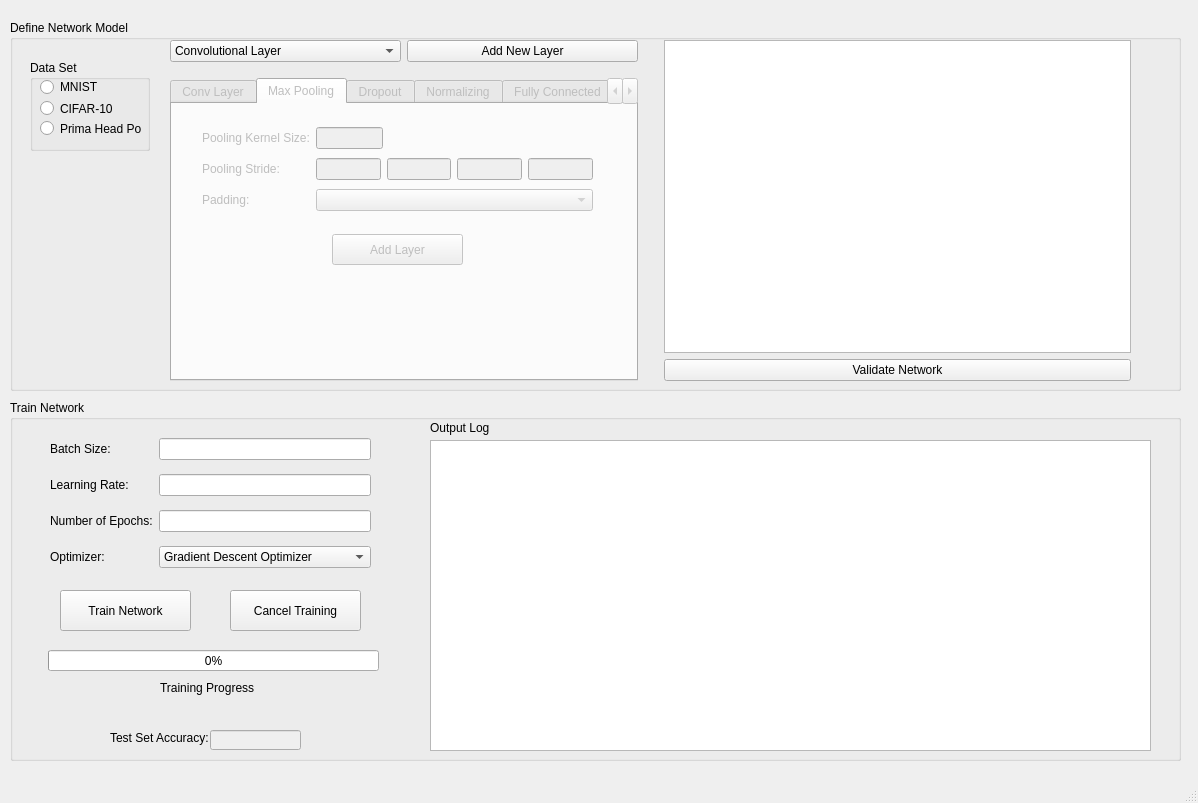
JoelGooch/Tensorflow-Final-Year-Project, file CNN_GUI.ui: the form before one commit.
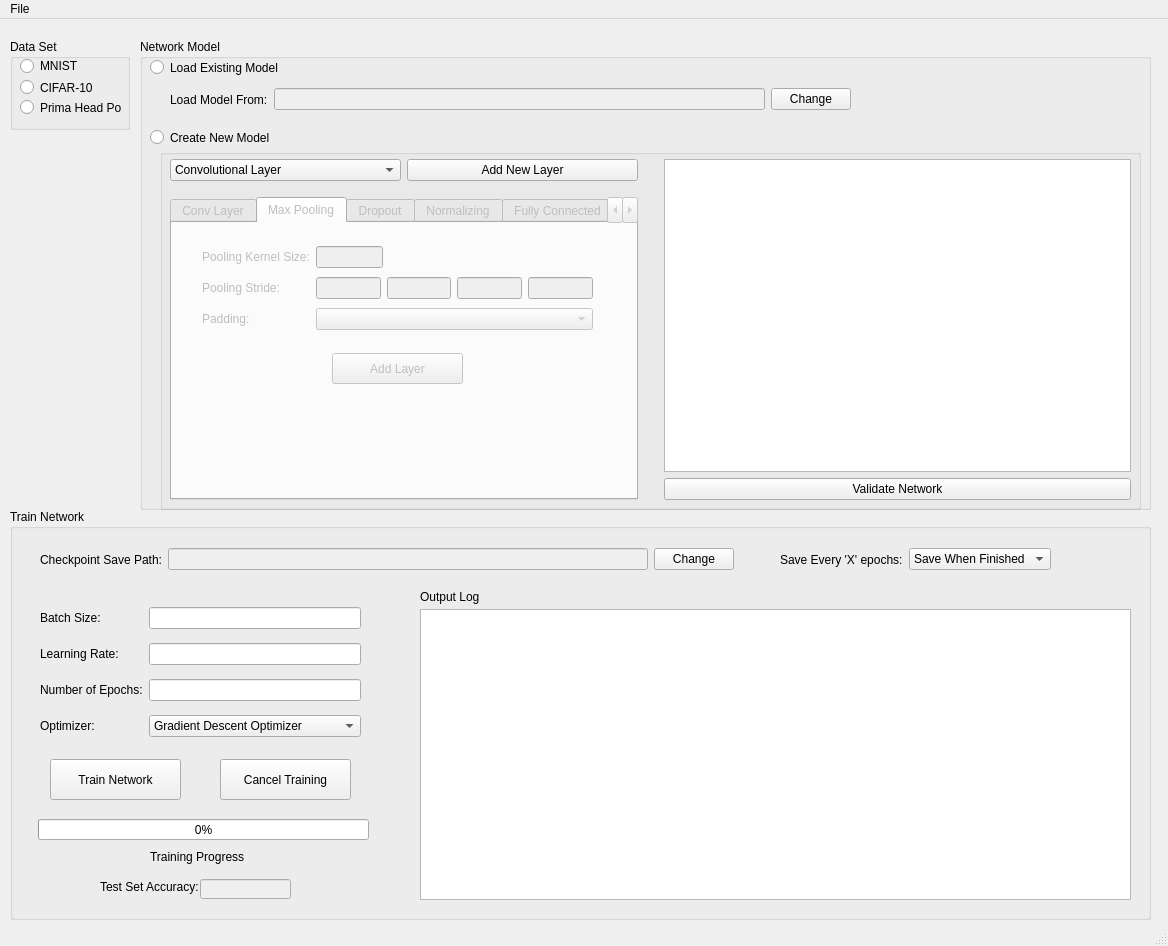
The form after the commit. The open tabs and pages were chosen to show the change.

```diff
--- a/CNN_GUI.ui
+++ b/CNN_GUI.ui
@@ -6,8 +6,8 @@
    <rect>
     <x>0</x>
     <y>0</y>
-    <width>1198</width>
-    <height>803</height>
+    <width>1168</width>
+    <height>946</height>
    </rect>
   </property>
   <property name="windowTitle">
@@ -21,9 +21,9 @@
     <property name="geometry">
      <rect>
       <x>10</x>
-      <y>400</y>
-      <width>1171</width>
-      <height>361</height>
+      <y>490</y>
+      <width>1141</width>
+      <height>411</height>
      </rect>
     </property>
     <property name="sizePolicy">
@@ -38,18 +38,18 @@
     <widget class="QTextEdit" name="txtOutputLog">
      <property name="geometry">
       <rect>
-       <x>420</x>
-       <y>40</y>
-       <width>721</width>
-       <height>311</height>
+       <x>410</x>
+       <y>100</y>
+       <width>711</width>
+       <height>291</height>
       </rect>
      </property>
     </widget>
-    <widget class="QPushButton" name="pushButton">
+    <widget class="QPushButton" name="btnCancelTraining">
      <property name="geometry">
       <rect>
-       <x>220</x>
-       <y>190</y>
+       <x>210</x>
+       <y>250</y>
        <width>131</width>
        <height>41</height>
       </rect>
@@ -61,8 +61,8 @@
     <widget class="QWidget" name="gridLayoutWidget">
      <property name="geometry">
       <rect>
-       <x>40</x>
-       <y>30</y>
+       <x>30</x>
+       <y>90</y>
        <width>321</width>
        <height>146</height>
       </rect>
@@ -132,8 +132,8 @@
      </property>
      <property name="geometry">
       <rect>
-       <x>200</x>
-       <y>330</y>
+       <x>190</x>
+       <y>370</y>
        <width>91</width>
        <height>20</height>
       </rect>
@@ -145,8 +145,8 @@
     <widget class="QProgressBar" name="prgTrainingProgress">
      <property name="geometry">
       <rect>
-       <x>38</x>
-       <y>250</y>
+       <x>28</x>
+       <y>310</y>
        <width>331</width>
        <height>21</height>
       </rect>
@@ -158,8 +158,8 @@
     <widget class="QLabel" name="lblTrainingProgress">
      <property name="geometry">
       <rect>
-       <x>150</x>
-       <y>280</y>
+       <x>140</x>
+       <y>340</y>
        <width>101</width>
        <height>16</height>
       </rect>
@@ -171,8 +171,8 @@
     <widget class="QLabel" name="lblTestAccuracy">
      <property name="geometry">
       <rect>
-       <x>100</x>
-       <y>330</y>
+       <x>90</x>
+       <y>370</y>
        <width>111</width>
        <height>16</height>
       </rect>
@@ -184,8 +184,8 @@
     <widget class="QPushButton" name="btnTrainNetwork">
      <property name="geometry">
       <rect>
-       <x>50</x>
-       <y>190</y>
+       <x>40</x>
+       <y>250</y>
        <width>131</width>
        <height>41</height>
       </rect>
@@ -194,11 +194,11 @@
       <string>Train Network</string>
      </property>
     </widget>
-    <widget class="QLabel" name="label">
+    <widget class="QLabel" name="lblOutputLog">
      <property name="geometry">
       <rect>
-       <x>420</x>
-       <y>20</y>
+       <x>410</x>
+       <y>80</y>
        <width>91</width>
        <height>16</height>
       </rect>
@@ -207,30 +207,226 @@
       <string>Output Log</string>
      </property>
     </widget>
-   </widget>
-   <widget class="QGroupBox" name="groupBox_3">
+    <widget class="QWidget" name="horizontalLayoutWidget_4">
     <property name="geometry">
      <rect>
-      <x>10</x>
-      <y>20</y>
-      <width>1171</width>
-      <height>371</height>
-     </rect>
-    </property>
+       <x>30</x>
+       <y>30</y>
+       <width>1011</width>
+       <height>41</height>
+      </rect>
+     </property>
+     <layout class="QHBoxLayout" name="horizontalLayout_20">
+      <item>
+       <layout class="QHBoxLayout" name="horizontalLayout_18">
+        <item>
+         <widget class="QLabel" name="lblSavePath">
+          <property name="text">
+           <string>Checkpoint Save Path:</string>
+          </property>
+         </widget>
+        </item>
+        <item>
+         <widget class="QLineEdit" name="txtSavePath">
+          <property name="enabled">
+           <bool>false</bool>
+          </property>
+          <property name="readOnly">
+           <bool>true</bool>
+          </property>
+         </widget>
+        </item>
+        <item>
+         <widget class="QPushButton" name="btnChangeSavePath">
+          <property name="text">
+           <string>Change</string>
+          </property>
+         </widget>
+        </item>
+       </layout>
+      </item>
+      <item>
+       <spacer name="horizontalSpacer_13">
+        <property name="orientation">
+         <enum>Qt::Horizontal</enum>
+        </property>
+        <property name="sizeType">
+         <enum>QSizePolicy::Fixed</enum>
+        </property>
+        <property name="sizeHint" stdset="0">
+         <size>
+          <width>40</width>
+          <height>20</height>
+         </size>
+        </property>
+       </spacer>
+      </item>
+      <item>
+       <layout class="QHBoxLayout" name="horizontalLayout_19">
+        <item>
+         <widget class="QLabel" name="lblSaveInterval">
+          <property name="text">
+           <string>Save Every 'X' epochs:</string>
+          </property>
+         </widget>
+        </item>
+        <item>
+         <widget class="QComboBox" name="cbxSaveInterval">
     <property name="sizePolicy">
-     <sizepolicy hsizetype="Expanding" vsizetype="Preferred">
+           <sizepolicy hsizetype="Minimum" vsizetype="Fixed">
       <horstretch>0</horstretch>
       <verstretch>0</verstretch>
      </sizepolicy>
     </property>
+          <property name="minimumSize">
+           <size>
+            <width>120</width>
+            <height>0</height>
+           </size>
+          </property>
+          <item>
+           <property name="text">
+            <string>Save When Finished</string>
+           </property>
+          </item>
+          <item>
+           <property name="text">
+            <string>100</string>
+           </property>
+          </item>
+          <item>
+           <property name="text">
+            <string>1000</string>
+           </property>
+          </item>
+          <item>
+           <property name="text">
+            <string>10000</string>
+           </property>
+          </item>
+          <item>
+           <property name="text">
+            <string>50000</string>
+           </property>
+          </item>
+          <item>
+           <property name="text">
+            <string>100000</string>
+           </property>
+          </item>
+         </widget>
+        </item>
+       </layout>
+      </item>
+     </layout>
+    </widget>
+    <zorder>txtOutputLog</zorder>
+    <zorder>btnCancelTraining</zorder>
+    <zorder>gridLayoutWidget</zorder>
+    <zorder>txtTestAccuracy</zorder>
+    <zorder>prgTrainingProgress</zorder>
+    <zorder>lblTrainingProgress</zorder>
+    <zorder>lblTestAccuracy</zorder>
+    <zorder>btnTrainNetwork</zorder>
+    <zorder>lblOutputLog</zorder>
+    <zorder>horizontalLayoutWidget_4</zorder>
+    <zorder>grpNetworkModel</zorder>
+   </widget>
+   <widget class="QGroupBox" name="grpNetworkModel">
+    <property name="geometry">
+     <rect>
+      <x>140</x>
+      <y>20</y>
+      <width>1011</width>
+      <height>471</height>
+     </rect>
+    </property>
     <property name="title">
-     <string>Define Network Model</string>
+     <string>Network Model</string>
+    </property>
+    <widget class="QRadioButton" name="radLoadModel">
+     <property name="geometry">
+      <rect>
+       <x>10</x>
+       <y>20</y>
+       <width>131</width>
+       <height>17</height>
+      </rect>
+     </property>
+     <property name="text">
+      <string>Load Existing Model</string>
+     </property>
+    </widget>
+    <widget class="QRadioButton" name="radCreateModel">
+     <property name="geometry">
+      <rect>
+       <x>10</x>
+       <y>90</y>
+       <width>121</width>
+       <height>17</height>
+      </rect>
+     </property>
+     <property name="text">
+      <string>Create New Model</string>
+     </property>
+    </widget>
+    <widget class="QWidget" name="horizontalLayoutWidget_5">
+     <property name="geometry">
+      <rect>
+       <x>30</x>
+       <y>40</y>
+       <width>681</width>
+       <height>41</height>
+      </rect>
+     </property>
+     <layout class="QHBoxLayout" name="horizontalLayout_21">
+      <item>
+       <layout class="QHBoxLayout" name="horizontalLayout_23">
+        <item>
+         <widget class="QLabel" name="lblLoadPath">
+          <property name="text">
+           <string>Load Model From:</string>
+          </property>
+         </widget>
+        </item>
+        <item>
+         <widget class="QLineEdit" name="txtLoadPath">
+          <property name="enabled">
+           <bool>false</bool>
+          </property>
+          <property name="readOnly">
+           <bool>true</bool>
+          </property>
+         </widget>
+        </item>
+        <item>
+         <widget class="QPushButton" name="btnChangeLoadPath">
+          <property name="text">
+           <string>Change</string>
+          </property>
+         </widget>
+        </item>
+       </layout>
+      </item>
+     </layout>
+    </widget>
+    <widget class="QGroupBox" name="grpCreateModel">
+     <property name="geometry">
+      <rect>
+       <x>20</x>
+       <y>110</y>
+       <width>981</width>
+       <height>361</height>
+      </rect>
+     </property>
+     <property name="title">
+      <string/>
     </property>
     <widget class="QWidget" name="horizontalLayoutWidget_2">
      <property name="geometry">
       <rect>
-       <x>160</x>
-       <y>20</y>
+        <x>10</x>
+        <y>10</y>
        <width>961</width>
        <height>341</height>
       </rect>
@@ -307,7 +503,7 @@
              <bool>false</bool>
             </property>
             <property name="currentIndex">
-             <number>0</number>
+              <number>1</number>
             </property>
             <widget class="QWidget" name="tabConvLayer">
              <attribute name="title">
@@ -1034,12 +1230,12 @@
         <item>
          <layout class="QHBoxLayout" name="horizontalLayout_8">
           <item>
-           <widget class="QTableView" name="tableView"/>
+            <widget class="QTableView" name="tblNetworkModel"/>
           </item>
          </layout>
         </item>
         <item>
-         <widget class="QPushButton" name="pushButton_5">
+          <widget class="QPushButton" name="btnValidateNetwork">
           <property name="text">
            <string>Validate Network</string>
           </property>
@@ -1052,11 +1248,15 @@
       </item>
      </layout>
     </widget>
-    <widget class="QGroupBox" name="groupBox">
+     <zorder>grpNetworkModel</zorder>
+     <zorder>horizontalLayoutWidget_2</zorder>
+    </widget>
+   </widget>
+   <widget class="QGroupBox" name="grpDataSet">
      <property name="geometry">
       <rect>
-       <x>20</x>
-       <y>40</y>
+      <x>10</x>
+      <y>20</y>
        <width>120</width>
        <height>91</height>
       </rect>
@@ -1105,18 +1305,48 @@
      </widget>
     </widget>
    </widget>
-  </widget>
   <widget class="QMenuBar" name="menubar">
    <property name="geometry">
     <rect>
      <x>0</x>
      <y>0</y>
-     <width>1198</width>
+     <width>1168</width>
      <height>21</height>
     </rect>
    </property>
+   <widget class="QMenu" name="menuFile">
+    <property name="title">
+     <string>File</string>
+    </property>
+    <addaction name="actionNEW"/>
+    <addaction name="actionLoad"/>
+    <addaction name="actionSave"/>
+    <addaction name="separator"/>
+    <addaction name="actionExit"/>
+   </widget>
+   <addaction name="menuFile"/>
   </widget>
   <widget class="QStatusBar" name="statusbar"/>
+  <action name="actionNEW">
+   <property name="text">
+    <string>New</string>
+   </property>
+  </action>
+  <action name="actionLoad">
+   <property name="text">
+    <string>Load</string>
+   </property>
+  </action>
+  <action name="actionSave">
+   <property name="text">
+    <string>Save</string>
+   </property>
+  </action>
+  <action name="actionExit">
+   <property name="text">
+    <string>Exit</string>
+   </property>
+  </action>
  </widget>
  <resources/>
  <connections/>
```
Lines whose indentation alone changed are shown as unchanged.
